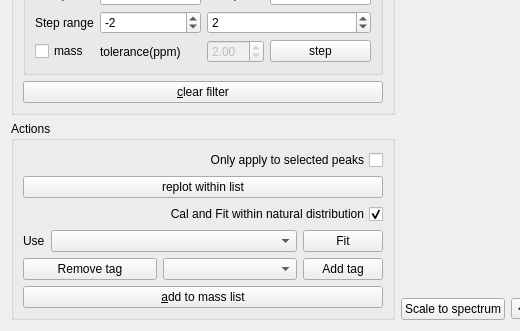
Above: Orbitool/UI/PeakFit.ui from l460289052/Orbitool before the change; both pictures show x 0 to 520 and y 338 to 669 of the 826 by 669 pixel window. Below: the same form after it.
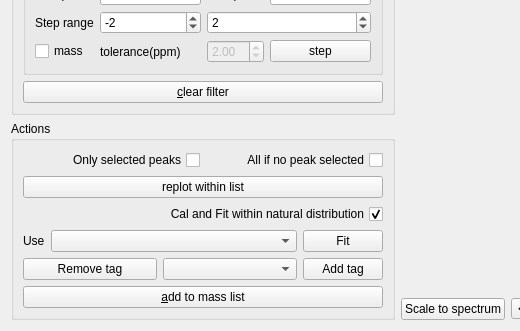
That is the form after the change.

```diff
--- a/Orbitool/UI/PeakFit.ui
+++ b/Orbitool/UI/PeakFit.ui
@@ -376,6 +376,19 @@
        </layout>
       </widget>
      </item>
+     <item>
+      <spacer name="verticalSpacer_2">
+       <property name="orientation">
+        <enum>Qt::Vertical</enum>
+       </property>
+       <property name="sizeHint" stdset="0">
+        <size>
+         <width>20</width>
+         <height>40</height>
+        </size>
+       </property>
+      </spacer>
+     </item>
      <item>
       <spacer name="verticalSpacer">
        <property name="orientation">
@@ -396,14 +409,31 @@
        </property>
        <layout class="QVBoxLayout" name="verticalLayout_4">
         <item>
+         <layout class="QHBoxLayout" name="horizontalLayout_5">
+          <item>
          <widget class="QCheckBox" name="onlySelectedCheckBox">
           <property name="layoutDirection">
            <enum>Qt::RightToLeft</enum>
           </property>
           <property name="text">
-           <string>Only apply to selected peaks</string>
-          </property>
-         </widget>
+             <string>Only selected peaks</string>
+            </property>
+           </widget>
+          </item>
+          <item>
+           <widget class="QCheckBox" name="checkBox">
+            <property name="toolTip">
+             <string>If no peak is selected, the action is applied to all displayed peaks.</string>
+            </property>
+            <property name="layoutDirection">
+             <enum>Qt::RightToLeft</enum>
+            </property>
+            <property name="text">
+             <string>All if no peak selected</string>
+            </property>
+           </widget>
+          </item>
+         </layout>
         </item>
         <item>
          <widget class="QPushButton" name="replotPushButton">
```
Left out of the diff: 6 changed lines with no effect on the pictures. Lines whose indentation alone changed are shown as unchanged.
